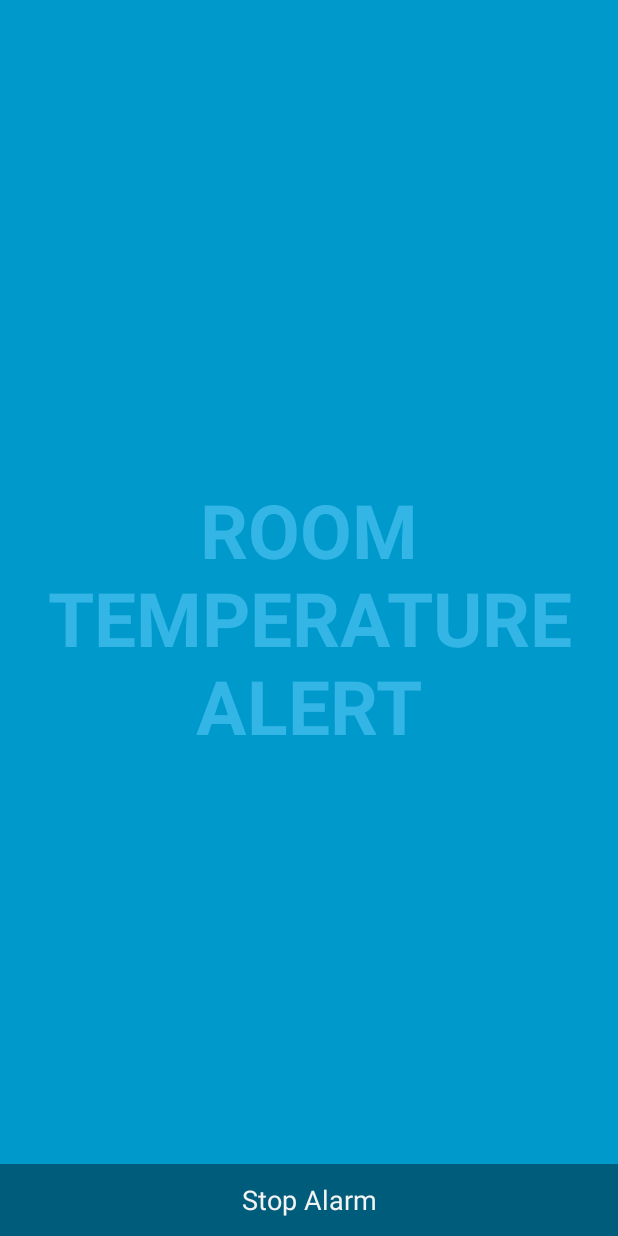
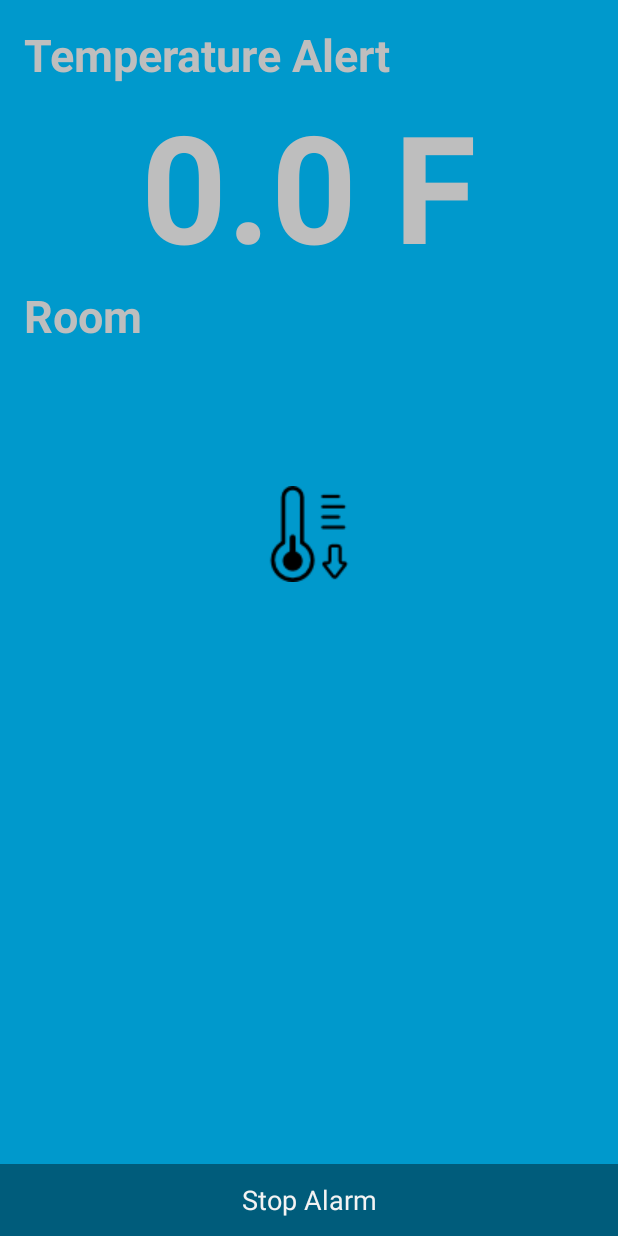
Before and after one commit to ivan-marchand/Room-Monitoring-Android-App, an Android app: the AlarmActivity screen opened directly, with no data from a screen before it, on a phone screen of 412 x 824 dp. Run offline under Robolectric (Android 15) with nearby library versions, the phone set to English and light mode, and no system bars; 3 statements that could not run were skipped.

Commit message:
Alarm Activity: New layout design, add 'silence after' feature, add vibration

```diff
--- a/app/src/main/AndroidManifest.xml
+++ b/app/src/main/AndroidManifest.xml
@@ -4,6 +4,7 @@
 
     <uses-permission android:name="android.permission.INTERNET" />
     <uses-permission android:name="android.permission.RECEIVE_BOOT_COMPLETED" />
+    <uses-permission android:name="android.permission.VIBRATE"/>
 
     <application
         android:allowBackup="true"
--- a/app/src/main/java/marchandivan/RoomMonitoring/AlarmActivity.java
+++ b/app/src/main/java/marchandivan/RoomMonitoring/AlarmActivity.java
@@ -2,6 +2,7 @@ package marchandivan.RoomMonitoring;
 
 import android.annotation.TargetApi;
 import android.app.Activity;
+import android.content.Context;
 import android.content.SharedPreferences;
 import android.media.AudioManager;
 import android.media.Ringtone;
@@ -9,6 +10,8 @@ import android.media.RingtoneManager;
 import android.net.Uri;
 import android.os.Build;
 import android.os.Bundle;
+import android.os.Handler;
+import android.os.Vibrator;
 import android.preference.PreferenceManager;
 import android.util.Log;
 import android.view.View;
@@ -16,17 +19,24 @@ import android.view.MenuItem;
 import android.support.v4.app.NavUtils;
 import android.view.Window;
 import android.view.WindowManager;
+import android.widget.FrameLayout;
+import android.widget.ImageView;
+import android.widget.TextView;
+
+import org.json.JSONException;
 
 
-/**
- * An example full-screen activity that shows and hides the system UI (i.e.
- * status bar and navigation/system bar) with user interaction.
- *
- * @see SystemUiHider
- */
+import marchandivan.RoomMonitoring.receiver.MonitorRoomReceiver;
+
+
 public class AlarmActivity extends Activity {
     private Ringtone mRingtone;
+    private Boolean mAlarmVibrate = false;
     private Integer mSilenceAfter;
+    private String mRoomName = "";
+    private Float mTemperature = new Float(0);
+    private Integer mMinTemperature = 0;
+    private Integer mMaxTemperature = 0;
 
     @Override
     protected void onCreate(Bundle savedInstanceState) {
@@ -40,6 +50,30 @@ public class AlarmActivity extends Activity {
                 WindowManager.LayoutParams.FLAG_SHOW_WHEN_LOCKED);
         window.addFlags(WindowManager.LayoutParams.FLAG_TURN_SCREEN_ON |
                 WindowManager.LayoutParams.FLAG_KEEP_SCREEN_ON);
+
+        // Get room name
+        mRoomName = getIntent().getExtras().getString("room");
+        TextView roomTextView = (TextView)findViewById(R.id.temperature_alert_room);
+        char[] roomCapitalized = mRoomName.toCharArray();
+        roomCapitalized[0] = Character.toUpperCase(roomCapitalized[0]);
+        roomTextView.setText(new String(roomCapitalized));
+
+        // Update Temperature display
+        try {
+            mTemperature = Float.parseFloat(MonitorRoomReceiver.GetRooms().get(mRoomName).getString("temperature"));
+            TextView temperatureTextView = (TextView)findViewById(R.id.temperature_alert_temperature);
+            temperatureTextView.setText(String.format("%.1f F", mTemperature));
+        } catch (JSONException e) {
+            // Ignore
+        }
+
+        // Update background color and alert icon
+        if (mTemperature > mMaxTemperature) {
+            FrameLayout alarmScreen = (FrameLayout)findViewById(R.id.alarm_screen);
+            alarmScreen.setBackgroundColor(getResources().getColor(R.color.orange_red));
+            ImageView alertIcon = (ImageView)findViewById(R.id.temperature_alert_icon);
+            alertIcon.setImageResource(R.drawable.hot_64);
+        }
     }
 
     @Override
@@ -51,6 +85,18 @@ public class AlarmActivity extends Activity {
 
         // Play ring tone
         this.playRingtone();
+
+        // Silence after ?
+        if (mSilenceAfter != 0) {
+            final Runnable stopAlarm = new Runnable() {
+                @Override
+                public void run() {
+                    stopRingtone();
+                }
+            };
+            Handler handler = new Handler();
+            handler.postDelayed(stopAlarm, mSilenceAfter * 60 * 1000);
+        }
     }
 
     @Override
@@ -59,6 +105,7 @@ public class AlarmActivity extends Activity {
 
         // Stop ring tone
         this.stopRingtone();
+
     }
 
     /**
@@ -91,9 +138,17 @@ public class AlarmActivity extends Activity {
     }
 
     public void playRingtone() {
+        // Play ringtone if defined
         if (mRingtone != null) {
             Log.d("Alarm", "Playing !");
             mRingtone.play();
+        }
+
+        // Make the phone vibrate
+        if (mAlarmVibrate) {
+            Vibrator vibrator = (Vibrator) this.getSystemService(Context.VIBRATOR_SERVICE);
+            long[] pattern = {500, 500};
+            vibrator.vibrate(pattern, 0);
         }
     }
 
@@ -103,9 +158,13 @@ public class AlarmActivity extends Activity {
     }
 
     public void stopRingtone() {
+        // Stop ringtone
         if (mRingtone != null && mRingtone.isPlaying()) {
             mRingtone.stop();
         }
+        // Stop vibration
+        Vibrator vibrator = (Vibrator) this.getSystemService(Context.VIBRATOR_SERVICE);
+        vibrator.cancel();
     }
 
     public void configure() {
@@ -121,5 +180,11 @@ public class AlarmActivity extends Activity {
             mRingtone.setStreamType(AudioManager.STREAM_ALARM);
             Log.d("Alarm", ringtoneUri.toString());
         }
+
+        // Alarm vibrate ?
+        mAlarmVibrate = sharedPreferences.getBoolean("alarm_vibrate", false);
+
+        // Silence after
+        mSilenceAfter = Integer.parseInt(sharedPreferences.getString("alarm_silence_after", "0"));
     }
 }
--- a/app/src/main/java/marchandivan/RoomMonitoring/MainActivity.java
+++ b/app/src/main/java/marchandivan/RoomMonitoring/MainActivity.java
@@ -1,6 +1,5 @@
 package marchandivan.RoomMonitoring;
 
-import android.app.Activity;
 import android.app.AlertDialog;
 import android.content.DialogInterface;
 import android.support.v4.app.FragmentManager;
--- a/app/src/main/java/marchandivan/RoomMonitoring/receiver/MonitorRoomReceiver.java
+++ b/app/src/main/java/marchandivan/RoomMonitoring/receiver/MonitorRoomReceiver.java
@@ -9,6 +9,7 @@ import android.content.Intent;
 import android.content.SharedPreferences;
 import android.content.pm.PackageManager;
 import android.os.AsyncTask;
+import android.os.Bundle;
 import android.preference.PreferenceManager;
 import android.util.Log;
 
@@ -147,6 +148,8 @@ public class MonitorRoomReceiver extends BroadcastReceiver {
                             roomConfig.updateAlarm();
                             Log.d("MonitorRoom", "Firing alarm!");
                             Intent alarmIntent = new Intent(context, AlarmActivity.class);
+                            Bundle args = new Bundle();
+                            alarmIntent.putExtra("room", roomConfig.mRoomName);
                             alarmIntent.setFlags(Intent.FLAG_ACTIVITY_NEW_TASK);
                             context.startActivity(alarmIntent);
 
--- a/app/src/main/res/layout/activity_alarm.xml
+++ b/app/src/main/res/layout/activity_alarm.xml
@@ -1,15 +1,62 @@
-<FrameLayout xmlns:android="http://schemas.android.com/apk/res/android"
-    xmlns:tools="http://schemas.android.com/tools" android:layout_width="match_parent"
-    android:layout_height="match_parent" android:background="#0099cc"
+<FrameLayout
+    xmlns:android="http://schemas.android.com/apk/res/android"
+    xmlns:tools="http://schemas.android.com/tools"
+    android:id="@+id/alarm_screen"
+    android:layout_width="match_parent"
+    android:layout_height="match_parent"
+    android:background="@color/pacific_blue"
     tools:context="marchandivan.RoomMonitoring.AlarmActivity">
 
-    <!-- The primary full-screen view. This can be replaced with whatever view
-         is needed to present your content, e.g. VideoView, SurfaceView,
-         TextureView, etc. -->
-    <TextView android:id="@+id/fullscreen_content" android:layout_width="match_parent"
-        android:layout_height="match_parent" android:keepScreenOn="true" android:textColor="#33b5e5"
-        android:textStyle="bold" android:textSize="50sp" android:gravity="center"
-        android:text="ROOM\nTEMPERATURE\nALERT" />
+    <RelativeLayout
+        android:layout_width="match_parent"
+        android:layout_height="match_parent"
+        android:layout_margin="@dimen/activity_horizontal_margin">
+        <TextView
+            android:id="@+id/temperature_alert_header"
+            android:layout_width="match_parent"
+            android:layout_height="wrap_content"
+            android:textStyle="bold"
+            android:textSize="30sp"
+            android:text="@string/temperature_alert_header" />
+
+        <TextView
+            android:id="@+id/temperature_alert_temperature"
+            android:layout_width="wrap_content"
+            android:layout_height="wrap_content"
+            android:layout_centerHorizontal="true"
+            android:layout_below="@+id/temperature_alert_header"
+            android:textStyle="bold"
+            android:textSize="100sp"
+            android:text="@string/temperature_place_holder" />
+
+        <TextView
+            android:id="@+id/temperature_alert_room_header"
+            android:layout_width="match_parent"
+            android:layout_height="wrap_content"
+            android:layout_below="@+id/temperature_alert_temperature"
+            android:textStyle="bold"
+            android:textSize="30sp"
+            android:text="@string/temperature_alert_room_header" />
+
+        <TextView
+            android:id="@+id/temperature_alert_room"
+            android:layout_width="match_parent"
+            android:layout_height="wrap_content"
+            android:layout_below="@+id/temperature_alert_room_header"
+            android:gravity="center_horizontal"
+            android:textStyle="bold"
+            android:textSize="70sp"
+            android:text="@string/room_place_holder" />
+
+        <ImageView
+            android:id="@+id/temperature_alert_icon"
+            android:layout_width="wrap_content"
+            android:layout_height="wrap_content"
+            android:layout_centerHorizontal="true"
+            android:layout_centerVertical="true"
+            android:layout_below="@id/temperature_alert_room"
+            android:src="@drawable/cold_64"/>
+    </RelativeLayout>
 
     <!-- This FrameLayout insets its children based on system windows using
          android:fitsSystemWindows. -->
@@ -29,4 +76,6 @@
         </LinearLayout>
     </FrameLayout>
 
+
+
 </FrameLayout>
--- a/app/src/main/res/values/array.xml
+++ b/app/src/main/res/values/array.xml
@@ -1,6 +1,7 @@
 <?xml version="1.0" encoding="utf-8"?>
 <resources>
     <string-array name="alarm_silence_after_entries">
+        <item>1 minute</item>
         <item>5 minutes</item>
         <item>10 minutes</item>
         <item>15 minutes</item>
@@ -10,6 +11,7 @@
         <item>Never</item>
     </string-array>
     <string-array name="alarm_silence_after_values">
+        <item>1</item>
         <item>5</item>
         <item>10</item>
         <item>15</item>
--- a/app/src/main/res/values/colors.xml
+++ b/app/src/main/res/values/colors.xml
@@ -9,5 +9,8 @@
     <color name="light_blue">#ADD8E6</color>
     <color name="red">#FF0000</color>
     <color name="green">#00FF00</color>
+    <color name="pacific_blue">#0099cc</color>
+    <color name="summer_sky">#33b5e5</color>
+    <color name="orange_red">#FF4500</color>
 
 </resources>
--- a/app/src/main/res/values/strings.xml
+++ b/app/src/main/res/values/strings.xml
@@ -21,4 +21,8 @@
     <string name="not_after">Valid until %s</string>
     <string name="yes">Yes</string>
     <string name="no">No</string>
+    <string name="temperature_alert_header">Temperature Alert</string>
+    <string name="temperature_alert_room_header">Room</string>
+    <string name="temperature_place_holder">-.- F</string>
+    <string name="room_place_holder">------</string>
 </resources>
```
Also changed, not shown: app/src/main/res/drawable/cold_64.png (added), app/src/main/res/drawable/hot_64.png (added).
